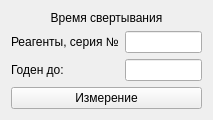
The window that choisedialog/ko1.ui (krang4d/Agrekola) describes before a commit, drawn with Qt 5.
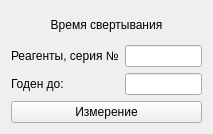
The same window after the commit.

```diff
--- a/choisedialog/ko1.ui
+++ b/choisedialog/ko1.ui
@@ -7,7 +7,7 @@
     <x>0</x>
     <y>0</y>
     <width>213</width>
-    <height>114</height>
+    <height>134</height>
    </rect>
   </property>
   <property name="windowTitle">
```
Left out of the diff: 14 changed lines with no effect on the pictures.
